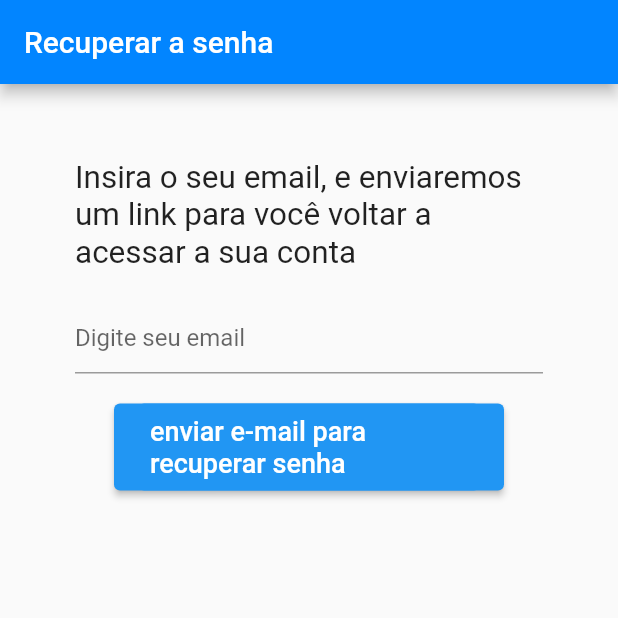
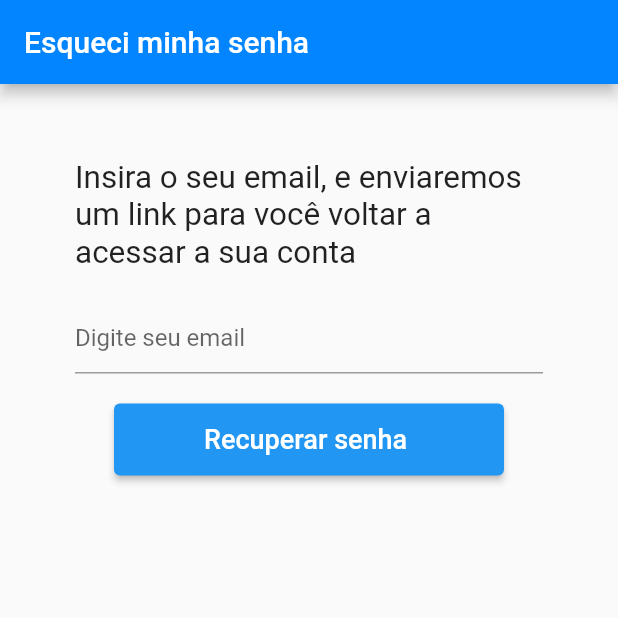
Before and after one commit to JOA0Vitor/App_pastel, a Flutter app: the esqueci_senha screen opened directly, on a phone screen of 412 x 824 dp, the top half of it. Run offline on Flutter 3.47's test engine with Material 2 defaults, Android fonts, the phone set to English and light mode, and no system bars; our stand-ins replace flutter_spinbox, google_fonts; network calls fail.

Commit message:
commit basic

```diff
--- a/lib/pages/esqueci_senha.dart
+++ b/lib/pages/esqueci_senha.dart
@@ -16,7 +16,7 @@ class _esqueci_senhaState extends State<esqueci_senha> {
     return SafeArea(
         child: Scaffold(
       appBar: AppBar(
-        title: const Text("Recuperar a senha"),
+        title: const Text("Esqueci minha senha"),
         backgroundColor: const Color.fromARGB(255, 2, 133, 255),
       ),
       body: SingleChildScrollView(
@@ -61,7 +61,7 @@ class _esqueci_senhaState extends State<esqueci_senha> {
                                   const EdgeInsets.all(8)),
                         ),
                         child: const Text(
-                          "enviar e-mail para recuperar senha",
+                          "Recuperar senha ",
                           style: TextStyle(
                             fontSize: 18,
                             color: Colors.white,
```
